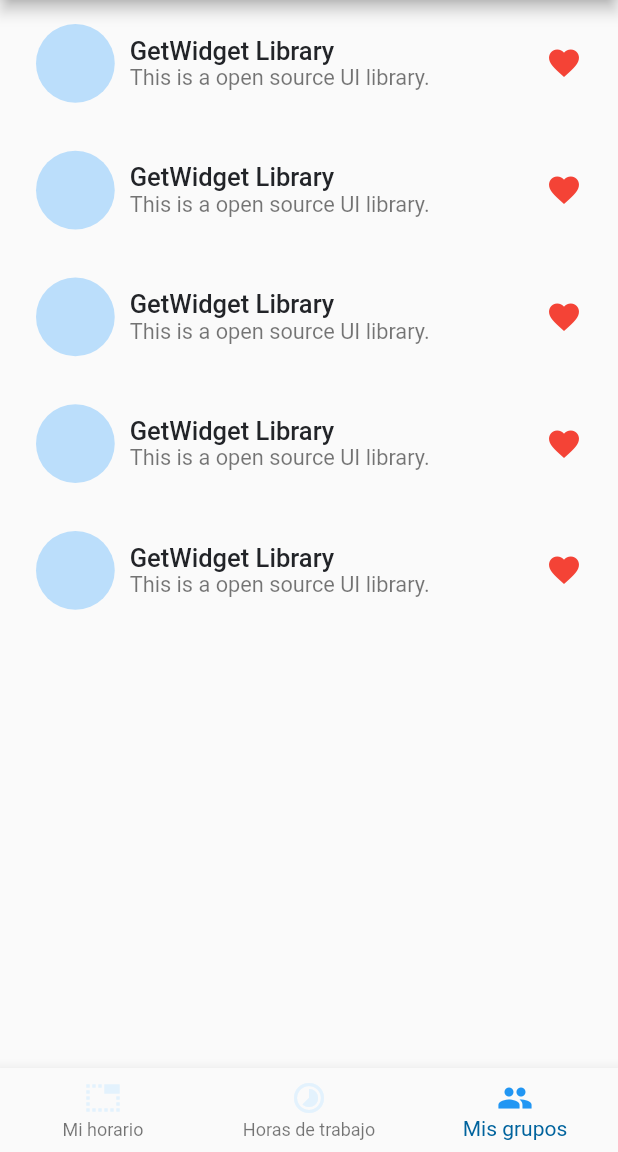
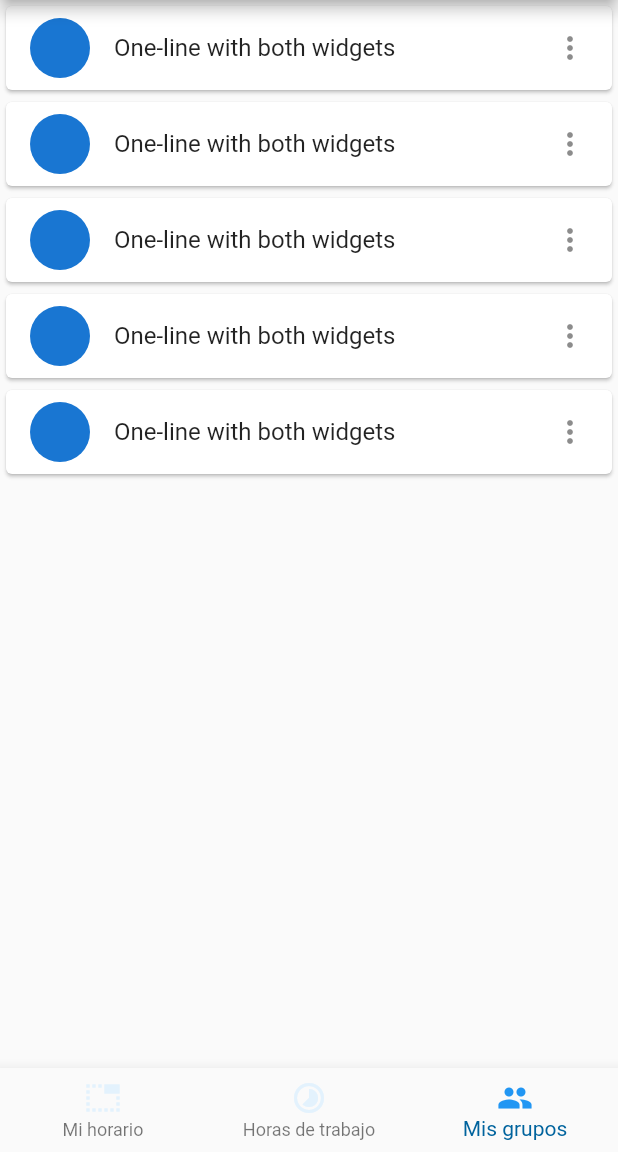
Before and after one commit to OppositeDragon/programador_reuniones_flutter, a Flutter app: the Dashboard screen opened by its route, swiped to page 3, on a phone screen of 412 x 824 dp, the part 84-1236 px from its top. Run offline on Flutter 3.47's test engine with Material 2 defaults, Android fonts, the phone set to English and light mode, and no system bars; drawn by our look-alikes of getwidget; our stand-ins replace firebase_core, flutter_riverpod, go_router; accounts and stored records are empty.

Commit message:
Getwidget cambiado por card con listTile

```diff
--- a/lib/widgets/grupos_personal_widget.dart
+++ b/lib/widgets/grupos_personal_widget.dart
@@ -1,6 +1,5 @@
 import 'package:flutter/material.dart';
 import 'package:flutter_riverpod/flutter_riverpod.dart';
-import 'package:getwidget/getwidget.dart';
 
 class GruposPersonal extends ConsumerStatefulWidget {
   const GruposPersonal({super.key});
@@ -17,11 +16,13 @@ class _GruposPersonalState extends ConsumerState<GruposPersonal> {
     return ListView.builder(
       itemCount: items.length,
       itemBuilder: (context, index) {
-        return const GFListTile(
-            avatar: GFAvatar(),
-            titleText: 'GetWidget Library',
-            subTitleText: 'This is a open source UI library.',
-            icon: Icon(Icons.favorite, color: Colors.red));
+        return const Card(
+          child: ListTile(
+            leading: CircleAvatar(),
+            title: Text('One-line with both widgets'),
+            trailing: Icon(Icons.more_vert),
+          ),
+        );
       },
     );
   }
```
